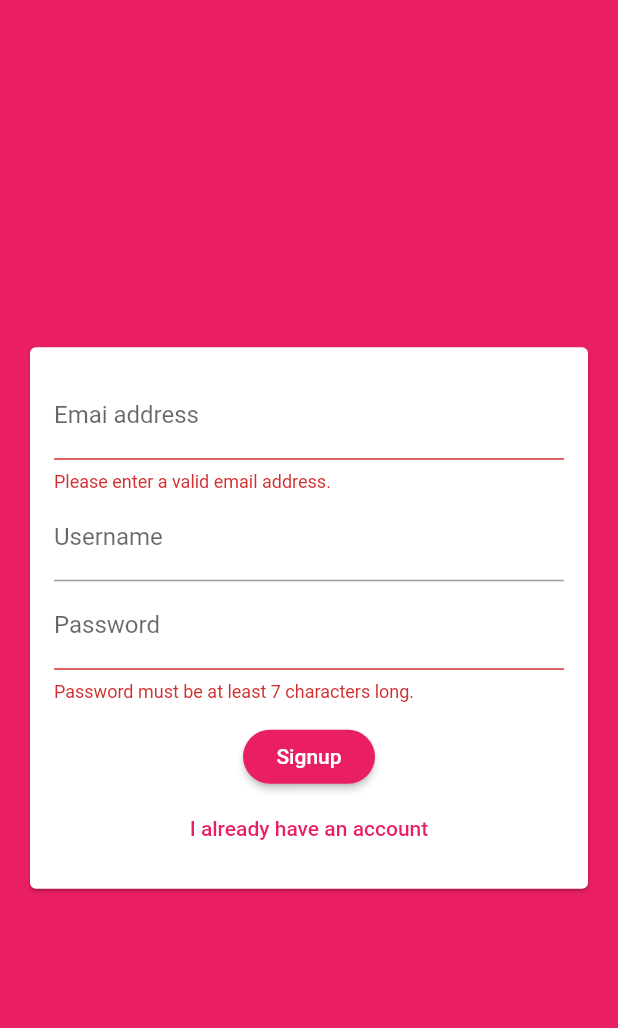
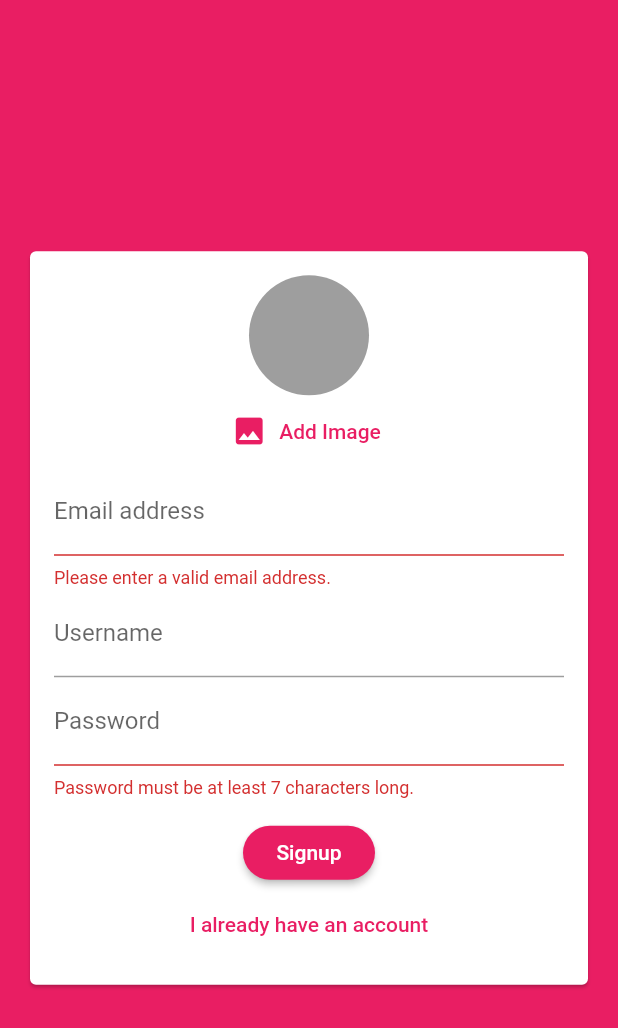
Before and after one commit to xtopala/flutter-bootcamp, a Flutter app: the screen it shows after launch, after a tap on "Login", after a tap on "Create new account", on a phone screen of 412 x 824 dp. Shown: the top 1028 px of the screen. Run offline on Flutter 3.47's test engine with Material 2 defaults, Android fonts, the phone set to English and light mode, and no system bars; our stand-ins replace animated_text_kit, audioplayers, cloud_firestore, firebase_auth, firebase_storage, flutter_spinkit and 8 more; missing offline and left inert: here_sdk; accounts and stored records are empty.

```diff
--- a/chat/lib/screens/auth_screen.dart
+++ b/chat/lib/screens/auth_screen.dart
@@ -1,6 +1,9 @@
+import 'dart:io';
+
 import 'package:chat/widgets/auth/auth_form.dart';
 import 'package:cloud_firestore/cloud_firestore.dart';
 import 'package:firebase_auth/firebase_auth.dart';
+import 'package:firebase_storage/firebase_storage.dart';
 import 'package:flutter/material.dart';
 import 'package:flutter/services.dart';
 
@@ -17,6 +20,7 @@ class _AuthScreenState extends State<AuthScreen> {
     String email,
     String password,
     String username,
+    File image,
     bool isLogin,
     BuildContext ctx,
   ) async {
@@ -37,12 +41,20 @@ class _AuthScreenState extends State<AuthScreen> {
           password: password,
         );
 
+        final ref = FirebaseStorage.instance
+            .ref()
+            .child('user_images')
+            .child(authRes.user.uid + '.jpg');
+        await ref.putFile(image).onComplete;
+        final imgUrl = await ref.getDownloadURL();
+
         await Firestore.instance
             .collection('users')
             .document(authRes.user.uid)
             .setData({
           'username': username,
           'email': email,
+          'image_url': imgUrl,
         });
       }
     } on PlatformException catch (err) {
--- a/chat/lib/widgets/auth/auth_form.dart
+++ b/chat/lib/widgets/auth/auth_form.dart
@@ -1,3 +1,6 @@
+import 'dart:io';
+
+import 'package:chat/widgets/pickers/user_image_picker.dart';
 import 'package:flutter/material.dart';
 
 class AuthForm extends StatefulWidget {
@@ -6,6 +9,7 @@ class AuthForm extends StatefulWidget {
     String email,
     String password,
     String userName,
+    File image,
     bool isLogin,
     BuildContext ctx,
   ) submitFn;
@@ -22,10 +26,21 @@ class _AuthFormState extends State<AuthForm> {
   var _userEmail = '';
   var _userName = '';
   var _userPassword = '';
+  File _userImgFile;
 
   void _trySubmit() {
     final isValid = _formKey.currentState.validate();
     FocusScope.of(context).unfocus();
+
+    if (_userImgFile == null && !_isLogin) {
+      Scaffold.of(context).showSnackBar(
+        SnackBar(
+          content: Text('Please pick an image.'),
+          backgroundColor: Theme.of(context).errorColor,
+        ),
+      );
+      return;
+    }
 
     if (isValid) {
       _formKey.currentState.save();
@@ -33,12 +48,17 @@ class _AuthFormState extends State<AuthForm> {
         _userEmail.trim(),
         _userPassword.trim(),
         _userName.trim(),
+        _userImgFile,
         _isLogin,
         context,
       );
 
       // Use those values to send our auth to request ...
     }
+  }
+
+  void _pickedImage(File image) {
+    _userImgFile = image;
   }
 
   @override
@@ -54,6 +74,7 @@ class _AuthFormState extends State<AuthForm> {
                 child: Column(
                   mainAxisSize: MainAxisSize.min,
                   children: [
+                    if (!_isLogin) UserImagePicker(_pickedImage),
                     TextFormField(
                       key: ValueKey('email'),
                       validator: (value) {
@@ -63,7 +84,7 @@ class _AuthFormState extends State<AuthForm> {
                         return null;
                       },
                       keyboardType: TextInputType.emailAddress,
-                      decoration: InputDecoration(labelText: 'Emai address'),
+                      decoration: InputDecoration(labelText: 'Email address'),
                       onSaved: (val) => _userEmail = val,
                     ),
                     if (!_isLogin)
--- a/chat/lib/widgets/chat/messages.dart
+++ b/chat/lib/widgets/chat/messages.dart
@@ -32,6 +32,7 @@ class Messages extends StatelessWidget {
                 itemBuilder: (ctx, i) => MessageBubble(
                   chatDocs[i]['text'],
                   chatDocs[i]['username'],
+                  chatDocs[i]['userImage'],
                   chatDocs[i]['userId'] == futureSnapshot.data.uid,
                   key: ValueKey(chatDocs[i].documentID),
                 ),
--- a/chat/lib/widgets/chat/new_message.dart
+++ b/chat/lib/widgets/chat/new_message.dart
@@ -21,6 +21,7 @@ class _NewMessageState extends State<NewMessage> {
       'createdAt': Timestamp.now(),
       'userId': user.uid,
       'username': userData['username'],
+      'userImage': userData['image_url'],
     });
     _ctrl.clear();
   }
--- /dev/null
+++ b/chat/lib/widgets/pickers/user_image_picker.dart
@@ -0,0 +1,50 @@
+import 'dart:io';
+
+import 'package:flutter/material.dart';
+import 'package:image_picker/image_picker.dart';
+
+class UserImagePicker extends StatefulWidget {
+  final void Function(File pickedImg) imagePickFn;
+
+  UserImagePicker(this.imagePickFn);
+
+  @override
+  _UserImagePickerState createState() => _UserImagePickerState();
+}
+
+class _UserImagePickerState extends State<UserImagePicker> {
+  File _pickedImg;
+  final picker = ImagePicker();
+
+  void _pickImage() async {
+    final pickedImg = await picker.getImage(
+      source: ImageSource.camera,
+      imageQuality: 50,
+      maxWidth: 150,
+    );
+    final pickedImgFile = File(pickedImg.path);
+    setState(() {
+      _pickedImg = pickedImgFile;
+    });
+    widget.imagePickFn(pickedImgFile);
+  }
+
+  @override
+  Widget build(BuildContext context) {
+    return Column(
+      children: [
+        CircleAvatar(
+          radius: 40,
+          backgroundColor: Colors.grey,
+          backgroundImage: _pickedImg != null ? FileImage(_pickedImg) : null,
+        ),
+        FlatButton.icon(
+          textColor: Theme.of(context).primaryColor,
+          icon: Icon(Icons.image),
+          label: Text('Add Image'),
+          onPressed: _pickImage,
+        ),
+      ],
+    );
+  }
+}
--- a/chat/pubspec.yaml
+++ b/chat/pubspec.yaml
@@ -29,6 +29,8 @@ dependencies:
   # Use with the CupertinoIcons class for iOS style icons.
   cupertino_icons: ^0.1.3
   cloud_firestore: ^0.13.5
+  firebase_storage: ^3.1.5
+  image_picker: ^0.6.7+7
   firebase_auth: 0.16.1
 
 dev_dependencies:
```
Also changed, not shown: chat/lib/widgets/chat/message_bubble.dart (+25 -4 lines), chat/pubspec.lock, 1 other file.
